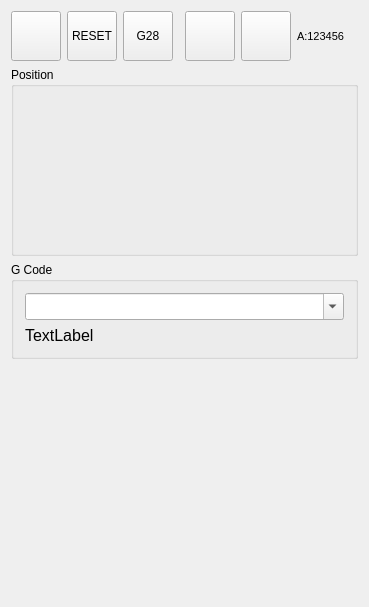
This is wlproj/wlmill/wlpositionwidget.ui in wldevru/src as Qt 5 draws it before an edit. The edited form follows.
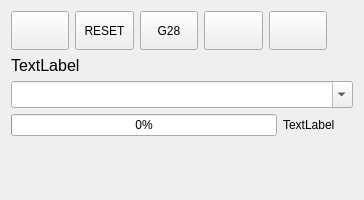
This is the edited form. Icons and pictures are not drawn. Custom widgets are drawn as their Qt base class.

What changed in the file:
```diff
--- a/wlproj/wlmill/wlpositionwidget.ui
+++ b/wlproj/wlmill/wlpositionwidget.ui
@@ -6,16 +6,22 @@
    <rect>
     <x>0</x>
     <y>0</y>
-    <width>357</width>
-    <height>607</height>
+    <width>364</width>
+    <height>200</height>
    </rect>
   </property>
   <property name="sizePolicy">
-   <sizepolicy hsizetype="Maximum" vsizetype="Maximum">
+   <sizepolicy hsizetype="Maximum" vsizetype="Preferred">
     <horstretch>0</horstretch>
     <verstretch>0</verstretch>
    </sizepolicy>
   </property>
+  <property name="minimumSize">
+   <size>
+    <width>350</width>
+    <height>200</height>
+   </size>
+  </property>
   <property name="maximumSize">
    <size>
     <width>999</width>
@@ -28,212 +34,79 @@
   <property name="styleSheet">
    <string notr="true"/>
   </property>
-  <layout class="QGridLayout" name="gridLayout_2">
-   <item row="2" column="0" colspan="8">
-    <widget class="QGroupBox" name="groupBox">
-     <property name="sizePolicy">
-      <sizepolicy hsizetype="Preferred" vsizetype="Maximum">
-       <horstretch>0</horstretch>
-       <verstretch>0</verstretch>
-      </sizepolicy>
-     </property>
-     <property name="title">
-      <string>Position</string>
-     </property>
      <layout class="QGridLayout" name="gridLayout">
-      <item row="3" column="0">
-       <widget class="WLGAxisLabel" name="gALabelA" native="true">
-        <property name="sizePolicy">
-         <sizepolicy hsizetype="Preferred" vsizetype="Preferred">
-          <horstretch>0</horstretch>
-          <verstretch>0</verstretch>
-         </sizepolicy>
-        </property>
-        <property name="minimumSize">
-         <size>
-          <width>0</width>
-          <height>24</height>
-         </size>
-        </property>
-       </widget>
-      </item>
-      <item row="4" column="0">
-       <widget class="WLGAxisLabel" name="gALabelB" native="true">
-        <property name="sizePolicy">
-         <sizepolicy hsizetype="Preferred" vsizetype="Preferred">
-          <horstretch>0</horstretch>
-          <verstretch>0</verstretch>
-         </sizepolicy>
-        </property>
-        <property name="minimumSize">
-         <size>
-          <width>0</width>
-          <height>24</height>
-         </size>
-        </property>
-       </widget>
-      </item>
       <item row="0" column="0">
-       <widget class="WLGAxisLabel" name="gALabelX" native="true">
-        <property name="sizePolicy">
-         <sizepolicy hsizetype="Preferred" vsizetype="Preferred">
-          <horstretch>0</horstretch>
-          <verstretch>0</verstretch>
-         </sizepolicy>
-        </property>
-        <property name="minimumSize">
-         <size>
-          <width>0</width>
-          <height>24</height>
-         </size>
-        </property>
-       </widget>
-      </item>
-      <item row="1" column="0">
-       <widget class="WLGAxisLabel" name="gALabelY" native="true">
-        <property name="sizePolicy">
-         <sizepolicy hsizetype="Preferred" vsizetype="Preferred">
-          <horstretch>0</horstretch>
-          <verstretch>0</verstretch>
-         </sizepolicy>
-        </property>
-        <property name="minimumSize">
-         <size>
-          <width>0</width>
-          <height>24</height>
-         </size>
-        </property>
-       </widget>
-      </item>
-      <item row="2" column="0">
-       <widget class="WLGAxisLabel" name="gALabelZ" native="true">
-        <property name="sizePolicy">
-         <sizepolicy hsizetype="Preferred" vsizetype="Preferred">
-          <horstretch>0</horstretch>
-          <verstretch>0</verstretch>
-         </sizepolicy>
-        </property>
-        <property name="minimumSize">
-         <size>
-          <width>0</width>
-          <height>24</height>
-         </size>
-        </property>
-       </widget>
-      </item>
-     </layout>
-    </widget>
-   </item>
-   <item row="0" column="7">
-    <widget class="QLabel" name="labelConnect">
-     <property name="text">
-      <string/>
-     </property>
-     <property name="pixmap">
-      <pixmap resource="image.qrc">:/data/icons/iong.png</pixmap>
-     </property>
-    </widget>
-   </item>
-   <item row="3" column="0" colspan="8">
-    <widget class="QGroupBox" name="groupBox_2">
-     <property name="sizePolicy">
-      <sizepolicy hsizetype="Preferred" vsizetype="Maximum">
-       <horstretch>0</horstretch>
-       <verstretch>0</verstretch>
-      </sizepolicy>
-     </property>
-     <property name="title">
-      <string>G Code</string>
-     </property>
-     <layout class="QGridLayout" name="gridLayout_3">
-      <item row="3" column="0" colspan="3">
-       <widget class="QLabel" name="labelActivGCode">
-        <property name="font">
-         <font>
-          <pointsize>12</pointsize>
-         </font>
-        </property>
-        <property name="text">
-         <string>TextLabel</string>
-        </property>
-       </widget>
-      </item>
-      <item row="1" column="0" colspan="3">
-       <widget class="QComboBox" name="cbExGCode">
-        <property name="font">
-         <font>
-          <pointsize>12</pointsize>
-         </font>
-        </property>
-        <property name="editable">
-         <bool>true</bool>
-        </property>
-        <property name="insertPolicy">
-         <enum>QComboBox::InsertAtTop</enum>
-        </property>
-       </widget>
-      </item>
-     </layout>
-    </widget>
-   </item>
-   <item row="0" column="6">
-    <widget class="WLLabel" name="rotSK">
+    <layout class="QVBoxLayout" name="verticalLayout_2">
+     <item>
+      <layout class="QHBoxLayout" name="horizontalLayout">
+       <item>
+        <widget class="QToolButton" name="pbOnMachine">
      <property name="sizePolicy">
       <sizepolicy hsizetype="Expanding" vsizetype="Minimum">
        <horstretch>0</horstretch>
        <verstretch>0</verstretch>
       </sizepolicy>
      </property>
-     <property name="font">
-      <font>
-       <family>Arial</family>
-       <pointsize>8</pointsize>
-       <weight>50</weight>
-       <bold>false</bold>
-      </font>
+         <property name="minimumSize">
+          <size>
+           <width>32</width>
+           <height>32</height>
+          </size>
+         </property>
+         <property name="maximumSize">
+          <size>
+           <width>200</width>
+           <height>200</height>
+          </size>
+         </property>
+         <property name="focusPolicy">
+          <enum>Qt::NoFocus</enum>
      </property>
      <property name="toolTip">
-      <string>current rot</string>
-     </property>
-     <property name="frameShape">
-      <enum>QFrame::NoFrame</enum>
-     </property>
-     <property name="frameShadow">
-      <enum>QFrame::Sunken</enum>
+          <string>On/Off Machine</string>
      </property>
      <property name="text">
-      <string notr="true">A:123456</string>
-     </property>
-    </widget>
-   </item>
-   <item row="4" column="0">
-    <spacer name="verticalSpacer">
-     <property name="orientation">
-      <enum>Qt::Vertical</enum>
-     </property>
-     <property name="sizeHint" stdset="0">
+          <string/>
+         </property>
+         <property name="icon">
+          <iconset resource="image.qrc">
+           <normaloff>:/data/icons/power_on.png</normaloff>:/data/icons/power_on.png</iconset>
+         </property>
+         <property name="iconSize">
       <size>
-       <width>20</width>
-       <height>40</height>
-      </size>
-     </property>
-    </spacer>
-   </item>
-   <item row="0" column="1">
+           <width>32</width>
+           <height>32</height>
+          </size>
+         </property>
+         <property name="checkable">
+          <bool>true</bool>
+         </property>
+         <property name="toolButtonStyle">
+          <enum>Qt::ToolButtonIconOnly</enum>
+         </property>
+        </widget>
+       </item>
+       <item>
     <widget class="QToolButton" name="pbReset">
      <property name="enabled">
       <bool>true</bool>
      </property>
      <property name="sizePolicy">
-      <sizepolicy hsizetype="Fixed" vsizetype="Fixed">
+          <sizepolicy hsizetype="Expanding" vsizetype="Minimum">
        <horstretch>0</horstretch>
        <verstretch>0</verstretch>
       </sizepolicy>
      </property>
      <property name="minimumSize">
       <size>
-       <width>50</width>
-       <height>50</height>
+           <width>32</width>
+           <height>32</height>
+          </size>
+         </property>
+         <property name="maximumSize">
+          <size>
+           <width>200</width>
+           <height>200</height>
       </size>
      </property>
      <property name="focusPolicy">
@@ -262,56 +135,24 @@
      </property>
     </widget>
    </item>
-   <item row="0" column="0">
-    <widget class="QToolButton" name="pbOnMachine">
-     <property name="sizePolicy">
-      <sizepolicy hsizetype="Fixed" vsizetype="Fixed">
-       <horstretch>0</horstretch>
-       <verstretch>0</verstretch>
-      </sizepolicy>
-     </property>
-     <property name="minimumSize">
-      <size>
-       <width>50</width>
-       <height>50</height>
-      </size>
-     </property>
-     <property name="focusPolicy">
-      <enum>Qt::NoFocus</enum>
-     </property>
-     <property name="toolTip">
-      <string>On/Off Machine</string>
-     </property>
-     <property name="text">
-      <string/>
-     </property>
-     <property name="icon">
-      <iconset resource="image.qrc">
-       <normaloff>:/data/icons/power_on.png</normaloff>:/data/icons/power_on.png</iconset>
-     </property>
-     <property name="iconSize">
-      <size>
-       <width>32</width>
-       <height>32</height>
-      </size>
-     </property>
-     <property name="checkable">
-      <bool>true</bool>
-     </property>
-    </widget>
-   </item>
-   <item row="0" column="2">
+       <item>
     <widget class="QToolButton" name="pbG28">
      <property name="sizePolicy">
-      <sizepolicy hsizetype="Fixed" vsizetype="Fixed">
+          <sizepolicy hsizetype="Expanding" vsizetype="Minimum">
        <horstretch>0</horstretch>
        <verstretch>0</verstretch>
       </sizepolicy>
      </property>
      <property name="minimumSize">
       <size>
-       <width>50</width>
-       <height>50</height>
+           <width>32</width>
+           <height>32</height>
+          </size>
+         </property>
+         <property name="maximumSize">
+          <size>
+           <width>200</width>
+           <height>200</height>
       </size>
      </property>
      <property name="focusPolicy">
@@ -334,18 +175,24 @@
      </property>
     </widget>
    </item>
-   <item row="0" column="4">
+       <item>
     <widget class="QToolButton" name="pbFindDrivePos">
      <property name="sizePolicy">
-      <sizepolicy hsizetype="Fixed" vsizetype="Fixed">
+          <sizepolicy hsizetype="Expanding" vsizetype="Minimum">
        <horstretch>0</horstretch>
        <verstretch>0</verstretch>
       </sizepolicy>
      </property>
      <property name="minimumSize">
       <size>
-       <width>50</width>
-       <height>50</height>
+           <width>32</width>
+           <height>32</height>
+          </size>
+         </property>
+         <property name="maximumSize">
+          <size>
+           <width>200</width>
+           <height>200</height>
       </size>
      </property>
      <property name="focusPolicy">
@@ -372,18 +219,24 @@
      </property>
     </widget>
    </item>
-   <item row="0" column="5">
+       <item>
     <widget class="QToolButton" name="pbRotSC">
      <property name="sizePolicy">
-      <sizepolicy hsizetype="Fixed" vsizetype="Fixed">
+          <sizepolicy hsizetype="Expanding" vsizetype="Minimum">
        <horstretch>0</horstretch>
        <verstretch>0</verstretch>
       </sizepolicy>
      </property>
      <property name="minimumSize">
       <size>
-       <width>50</width>
-       <height>50</height>
+           <width>32</width>
+           <height>32</height>
+          </size>
+         </property>
+         <property name="maximumSize">
+          <size>
+           <width>200</width>
+           <height>200</height>
       </size>
      </property>
      <property name="focusPolicy">
@@ -408,24 +261,153 @@
      <property name="checkable">
       <bool>false</bool>
      </property>
-    </widget>
+         <property name="toolButtonStyle">
+          <enum>Qt::ToolButtonTextBesideIcon</enum>
+         </property>
+        </widget>
+       </item>
+       <item>
+        <widget class="QLabel" name="labelInProbe">
+         <property name="sizePolicy">
+          <sizepolicy hsizetype="Preferred" vsizetype="Preferred">
+           <horstretch>0</horstretch>
+           <verstretch>0</verstretch>
+          </sizepolicy>
+         </property>
+         <property name="toolTip">
+          <string notr="true">inProbe</string>
+         </property>
+         <property name="text">
+          <string/>
+         </property>
+         <property name="pixmap">
+          <pixmap resource="image.qrc">:/data/icons/ioff.png</pixmap>
+         </property>
+         <property name="scaledContents">
+          <bool>false</bool>
+         </property>
+         <property name="alignment">
+          <set>Qt::AlignCenter</set>
+         </property>
+         <property name="wordWrap">
+          <bool>false</bool>
+         </property>
+        </widget>
+       </item>
+       <item>
+        <widget class="QLabel" name="labelConnect">
+         <property name="sizePolicy">
+          <sizepolicy hsizetype="Preferred" vsizetype="Preferred">
+           <horstretch>0</horstretch>
+           <verstretch>0</verstretch>
+          </sizepolicy>
+         </property>
+         <property name="toolTip">
+          <string>Connect </string>
+         </property>
+         <property name="text">
+          <string/>
+         </property>
+         <property name="pixmap">
+          <pixmap resource="image.qrc">:/data/icons/iong.png</pixmap>
+         </property>
+         <property name="scaledContents">
+          <bool>false</bool>
+         </property>
+         <property name="alignment">
+          <set>Qt::AlignCenter</set>
+         </property>
+         <property name="wordWrap">
+          <bool>false</bool>
+         </property>
+        </widget>
+       </item>
+      </layout>
+     </item>
+     <item>
+      <layout class="QHBoxLayout" name="horLayoutControl"/>
+     </item>
+     <item>
+      <layout class="QVBoxLayout" name="verLayoutControl"/>
+     </item>
+     <item>
+      <widget class="QLabel" name="labelActivGCode">
+       <property name="font">
+        <font>
+         <pointsize>12</pointsize>
+        </font>
+       </property>
+       <property name="text">
+        <string>TextLabel</string>
+       </property>
+      </widget>
+     </item>
+     <item>
+      <widget class="QComboBox" name="cbExGCode">
+       <property name="font">
+        <font>
+         <pointsize>12</pointsize>
+        </font>
+       </property>
+       <property name="editable">
+        <bool>true</bool>
+       </property>
+       <property name="insertPolicy">
+        <enum>QComboBox::InsertAtTop</enum>
+       </property>
+      </widget>
+     </item>
+     <item>
+      <layout class="QHBoxLayout" name="horizontalLayout_2">
+       <item>
+        <widget class="QProgressBar" name="proBar">
+         <property name="value">
+          <number>0</number>
+         </property>
+         <property name="alignment">
+          <set>Qt::AlignCenter</set>
+         </property>
+         <property name="textVisible">
+          <bool>true</bool>
+         </property>
+        </widget>
+       </item>
+       <item>
+        <widget class="QLabel" name="labelTime">
+         <property name="minimumSize">
+          <size>
+           <width>70</width>
+           <height>0</height>
+          </size>
+         </property>
+         <property name="text">
+          <string>TextLabel</string>
+         </property>
+        </widget>
+       </item>
+      </layout>
+     </item>
+    </layout>
+   </item>
+   <item row="1" column="0">
+    <spacer name="verticalSpacer">
+     <property name="orientation">
+      <enum>Qt::Vertical</enum>
+     </property>
+     <property name="sizeType">
+      <enum>QSizePolicy::Expanding</enum>
+     </property>
+     <property name="sizeHint" stdset="0">
+      <size>
+       <width>20</width>
+       <height>40</height>
+      </size>
+     </property>
+    </spacer>
    </item>
   </layout>
  </widget>
  <layoutdefault spacing="6" margin="11"/>
- <customwidgets>
-  <customwidget>
-   <class>WLLabel</class>
-   <extends>QLabel</extends>
-   <header>wllabel.h</header>
-  </customwidget>
-  <customwidget>
-   <class>WLGAxisLabel</class>
-   <extends>QWidget</extends>
-   <header>wlgaxislabel.h</header>
-   <container>1</container>
-  </customwidget>
- </customwidgets>
  <resources>
   <include location="image.qrc"/>
  </resources>
```
Left out of the diff: 3 changed lines with no effect on the pictures. Lines whose indentation alone changed are shown as unchanged.
